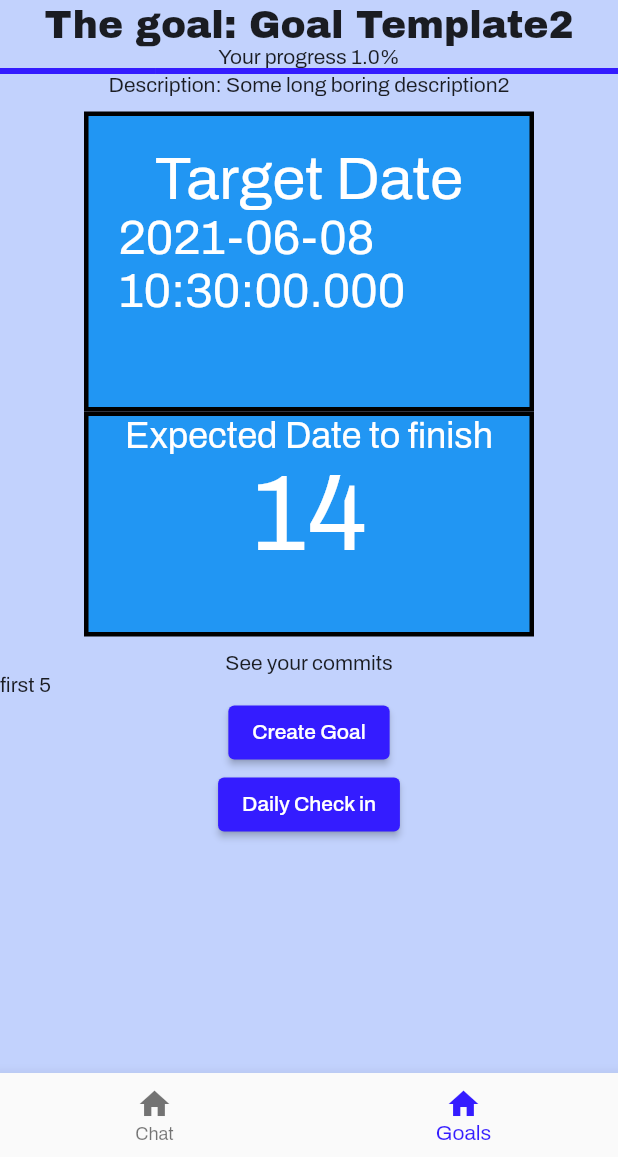
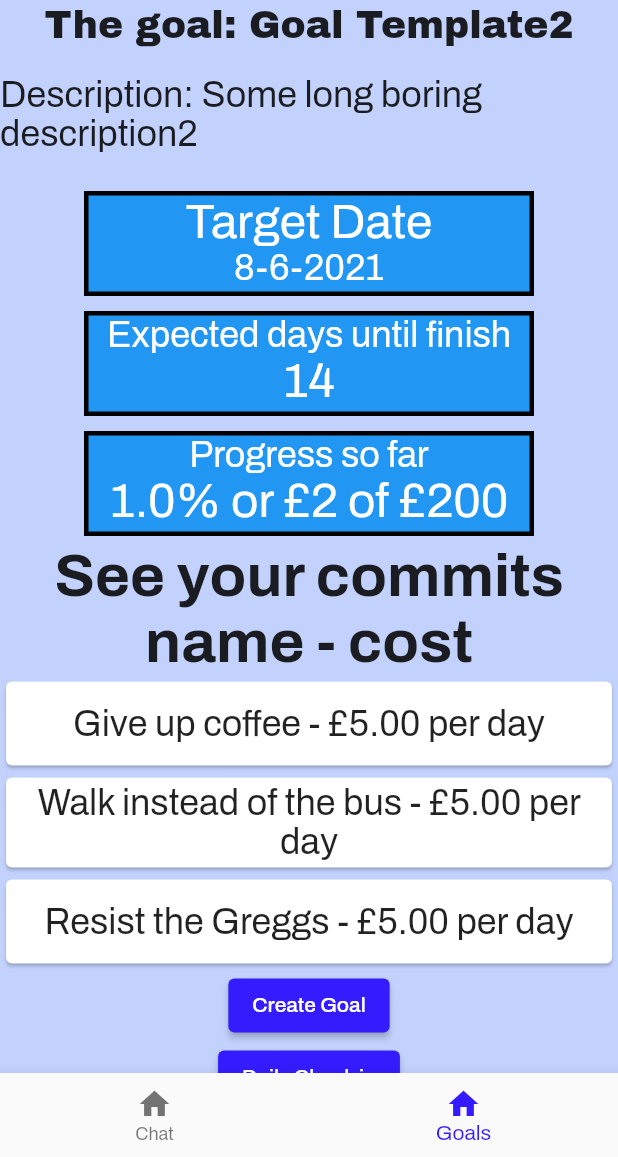
Before and after one commit to NoSuchThingAsRandom/CleoHackathon, a Flutter app: the screen it shows after launch, item 2 of the bottom bar chosen, on a phone screen of 412 x 824 dp, the part 79-1236 px from its top. Run offline on Flutter 3.47's test engine with Material 2 defaults, Android fonts, the phone set to English and light mode, and no system bars; our stand-ins replace fl_chart, google_fonts.

Commit message:
Updated goals ui - From James

```diff
--- a/lib/goals.dart
+++ b/lib/goals.dart
@@ -1,5 +1,6 @@
 import 'package:flutter/material.dart';
 import 'package:google_fonts/google_fonts.dart';
+
 
 import 'commitment_model.dart';
 import 'daily_check_in.dart';
@@ -19,9 +20,20 @@ class Goals extends StatelessWidget {
         style: GoogleFonts.archivoBlack(),
         textScaleFactor: 1.8,
       ),
-      GoalProgressBar(goal),
+      Padding(
+        padding: EdgeInsets.all(10),
+      ),
+      //graph
       GoalDescription(goal),
+      Padding(
+        padding: EdgeInsets.all(10),
+      ),
       GoalDates(goal),
+      Padding(
+        padding: EdgeInsets.all(5),
+        child: GoalProgressBox(goal),
+      ),
+
       CommitmentList(goal),
       Align(
           alignment: Alignment.center,
@@ -56,31 +68,49 @@ class _CommitmentListState extends State<CommitmentList> {
   _CommitmentListState(this.goal);
 
   final GoalModel goal;
-  final List<String> commitments = <String>["first"];
-  final List<int> ammounts = <int>[5];
+  final List<String> commitments = <String>[];
+  final List<String> ammounts = <String>[];
 
-  // @override
-  // void initState(){
-  //   super.initState();
-  //   for(CommitmentModel commitment in goal.commitments) {
-  //     commitments.add(commitment.name);
-  //     ammounts.add(commitment.targetAmount);
-  //   }
-  // }
+  @override
+  void initState(){
+    super.initState();
+    for(CommitmentModel commitment in goal.commitments) {
+      commitments.add(commitment.name);
+      ammounts.add(commitment.targetAmount.toDouble().toStringAsFixed(2));
+    }
+  }
   @override
   Widget build(BuildContext context) {
-    return Column(
-        mainAxisSize: MainAxisSize.min,
-        mainAxisAlignment: MainAxisAlignment.center,
-        children: [
-          Text("See your commits"),
-          ListView.builder(
-              shrinkWrap: true,
-              itemCount: commitments.length,
-              itemBuilder: (BuildContext context, int index) {
-                return Text("${commitments[index]} ${ammounts[index]}");
-              }),
-        ]);
+    return Column(mainAxisSize: MainAxisSize.min, children: [
+      Text("See your commits", style: TextStyle(
+        fontSize: 40,
+        fontWeight: FontWeight.bold,
+      ),
+      ),
+      Text("name - cost", style: TextStyle(
+        fontSize: 40,
+        fontWeight: FontWeight.bold,
+      ),
+      ),
+      //some div?
+      Center(
+        child: ListView.builder(
+          shrinkWrap: true,
+          itemCount: commitments.length,
+          itemBuilder: (BuildContext context, int index) {
+            return Card(
+              child: ListTile(
+                title: Text("${commitments[index]} - £${ammounts[index]} per day",
+                  style: TextStyle(
+                    fontSize: 24,
+                  ),
+                  textAlign: TextAlign.center,
+                ),
+              ),
+            );
+          }),
+      )
+    ]);
   }
 }
 
@@ -92,26 +122,43 @@ class GoalDates extends StatelessWidget {
   @override
   Widget build(BuildContext context) {
     return Container(
-      padding: EdgeInsets.all(10),
       child: Column(children: [
-        GoalFinishDate(goal.targetDate),
-        GoalExpectedDate(goal),
+        Padding(
+          padding: EdgeInsets.all(5),
+          child:GoalFinishDate(goal.targetDate),
+        ),
+        Padding(
+          padding: EdgeInsets.all(5),
+          child:GoalExpectedDate(goal),
+        ),
       ]),
     );
   }
 }
+class GoalFinishDate extends StatefulWidget {
 
-class GoalFinishDate extends StatelessWidget {
   GoalFinishDate(this.goalDate);
+  final DateTime goalDate;
+  @override
+  _GoalFinishDate createState() => _GoalFinishDate(goalDate);
+}
 
+class _GoalFinishDate extends State<GoalFinishDate> {
+
+  _GoalFinishDate(this.goalDate);
   final DateTime goalDate;
+  String dateString = "";
+  @override
+  void initState() {
+    super.initState();
+    dateString = "${goalDate.day}-${goalDate.month}-${goalDate.year}";
+  }
 
   @override
   Widget build(BuildContext context) {
     return Container(
-      height: 200,
+      height: 70,
       width: 300,
-      padding: EdgeInsets.all(20),
       decoration: BoxDecoration(
           color: Colors.blue,
           border: Border.all(
@@ -123,14 +170,14 @@ class GoalFinishDate extends StatelessWidget {
           "Target Date",
           style: TextStyle(
             color: Colors.white,
-            fontSize: 40,
+            fontSize: 32,
           ),
         ),
         Text(
-          "$goalDate",
+          dateString,
           style: TextStyle(
             color: Colors.white,
-            fontSize: 32,
+            fontSize: 24,
           ),
         ),
       ]),
@@ -172,7 +219,7 @@ class _GoalExpectedDateState extends State<GoalExpectedDate> {
   @override
   Widget build(BuildContext context) {
     return Container(
-      height: 150,
+      height: 70,
       width: 300,
       decoration: BoxDecoration(
           color: Colors.blue,
@@ -182,7 +229,7 @@ class _GoalExpectedDateState extends State<GoalExpectedDate> {
           )),
       child: Column(children: [
         Text(
-          "Expected Date to finish",
+          "Expected days until finish",
           style: TextStyle(
             color: Colors.white,
             fontSize: 24,
@@ -192,7 +239,7 @@ class _GoalExpectedDateState extends State<GoalExpectedDate> {
           "$daysToGo",
           style: TextStyle(
             color: Colors.white,
-            fontSize: 72,
+            fontSize: 32,
           ),
         ),
       ]),
@@ -207,42 +254,68 @@ class GoalDescription extends StatelessWidget {
 
   @override
   Widget build(BuildContext context) {
-    return Text("Description: " + goal.description);
+    return Text("Description: " + goal.description,
+    style: TextStyle(
+      fontSize: 24,
+    ),
+    );
   }
 }
 
-class GoalProgressBar extends StatefulWidget {
-  GoalProgressBar(this.goal);
-
+class GoalProgressBox extends StatefulWidget {
+  GoalProgressBox(this.goal);
   final GoalModel goal;
 
   @override
-  _GoalProgressBarState createState() => _GoalProgressBarState(goal);
+  _GoalProgressBoxState createState() => _GoalProgressBoxState(goal);
 }
 
-class _GoalProgressBarState extends State<GoalProgressBar> {
-  _GoalProgressBarState(this.goal);
+class _GoalProgressBoxState extends State<GoalProgressBox> {
+  _GoalProgressBoxState(this.goal);
 
   final GoalModel goal;
-  double _goalProgress = 0;
   String progressString = "";
   double percent = 0;
+  int current = 0;
+  int target = 0;
 
   @override
   void initState() {
     super.initState();
-    percent = 100 * goal.currentAmount / goal.targetAmount;
-    progressString = percent.toStringAsFixed(1) + "%";
-    setState(() {
-      _goalProgress = percent;
-    });
+    current = goal.currentAmount;
+    target = goal.targetAmount;
+    percent = (100 * goal.currentAmount) / goal.targetAmount;
+    progressString = "$percent%";
   }
 
   @override
   Widget build(BuildContext context) {
-    return Column(children: [
-      Text("Your progress " + progressString),
-      LinearProgressIndicator(),
-    ]);
+    return Container(
+      height: 70,
+      width: 300,
+      decoration: BoxDecoration(
+          color: Colors.blue,
+          border: Border.all(
+            color: Colors.black,
+            width: 3,
+          )),
+      child: Column(
+        children:[
+          Text(
+          "Progress so far",
+          style: TextStyle(
+            color: Colors.white,
+            fontSize: 24,
+          ),
+        ),
+        Text(
+          "$progressString or £$current of £$target",
+          style: TextStyle(
+            color: Colors.white,
+            fontSize: 32,
+          ),
+        ),
+      ]),
+    );
   }
 }
```
